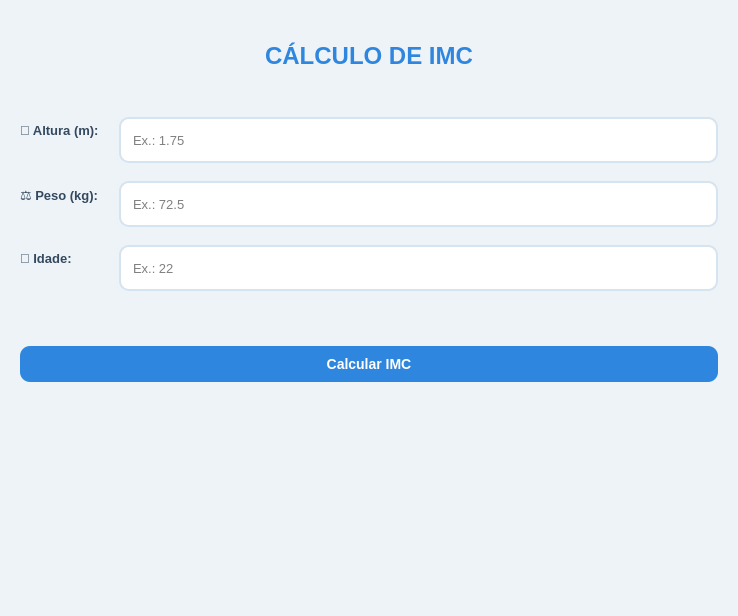
First picture: the form in imc.ui, repository gusxta44/IMC, before the edit.
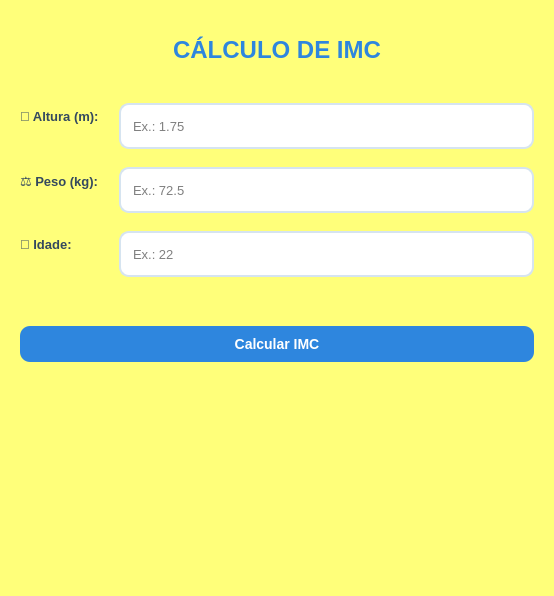
Second picture: the form after the edit.

Commit message: feat: adicionando o gitignore para o pycache

What changed in the file:
```diff
--- a/imc.ui
+++ b/imc.ui
@@ -6,8 +6,8 @@
    <rect>
     <x>0</x>
     <y>0</y>
-    <width>738</width>
-    <height>616</height>
+    <width>554</width>
+    <height>596</height>
    </rect>
   </property>
   <property name="windowTitle">
@@ -16,10 +16,9 @@
   <property name="styleSheet">
    <string notr="true">
 QDialog{
-    background:#EEF3F8;
+    background:#ffff7a
 }
 
-
 QLabel#lblTitulo{
     font-size:24px;
     font-weight:bold;
```
The commit also changes 1 other file.
